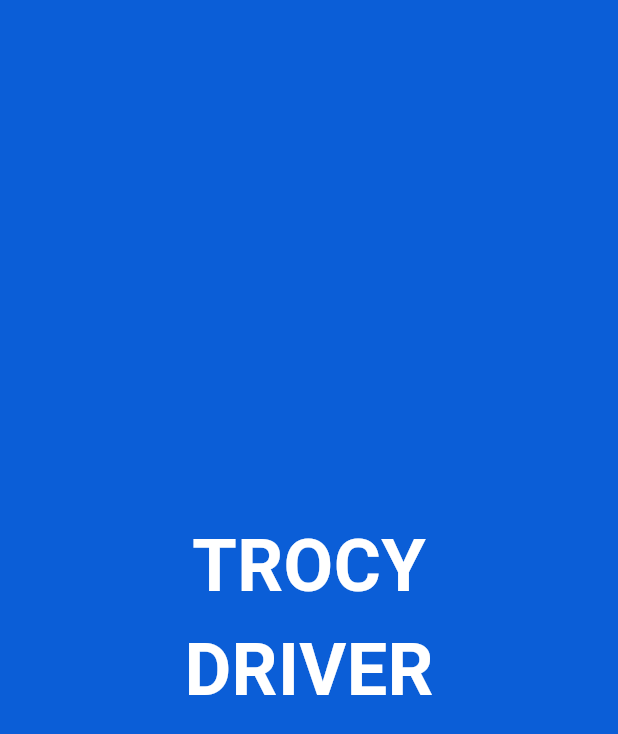
After one commit to 3lyma7moud83/trosy_driver, a Flutter app: the SplashPage screen opened directly, on a phone screen of 412 x 824 dp. The commit adds this screen. Shown: the top 734 px of the screen. Run offline on Flutter 3.47's test engine with Material 3 defaults, Android fonts, the phone set to English and light mode, and no system bars; our stand-ins replace cloud_firestore, firebase_core, geolocator, location; missing offline and left inert: dart:html, dart:js_util, dart:ui_web, maplibre_gl; accounts and stored records are empty.

```diff
--- /dev/null
+++ b/lib/pages/splash_page.dart
@@ -0,0 +1,51 @@
+import 'package:flutter/material.dart';
+import 'dart:async';
+
+class SplashPage extends StatefulWidget {
+  const SplashPage({super.key});
+
+  @override
+  State<SplashPage> createState() => _SplashPageState();
+}
+
+class _SplashPageState extends State<SplashPage> {
+  @override
+  void initState() {
+    super.initState();
+
+    // بعد ثانيتين يروح لصفحة اللوجين
+    Timer(const Duration(seconds: 2), () {
+      Navigator.pushReplacementNamed(context, "/login");
+    });
+  }
+
+  @override
+  Widget build(BuildContext context) {
+    return Scaffold(
+      backgroundColor: const Color(0xFF0B5ED7),  // نفس الأزرق اللي في الصورة
+      body: Center(
+        child: Column(
+          mainAxisAlignment: MainAxisAlignment.center,
+          children: const [
+            Text(
+              "TROCY",
+              style: TextStyle(
+                fontSize: 48,
+                color: Colors.white,
+                fontWeight: FontWeight.bold,
+              ),
+            ),
+            Text(
+              "DRIVER",
+              style: TextStyle(
+                fontSize: 48,
+                color: Colors.white,
+                fontWeight: FontWeight.bold,
+              ),
+            ),
+          ],
+        ),
+      ),
+    );
+  }
+}
```
Also changed, not shown: lib/pages/driver_login_page.dart (+49 -80 lines).
